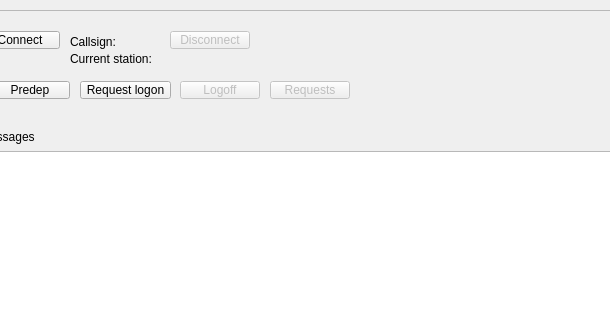
First picture: the form in tracking.ui, repository WiktorKociuba/VATATS, before the edit; both pictures show x 161 to 771 and y 0 to 320 of the 1200 by 800 pixel window.
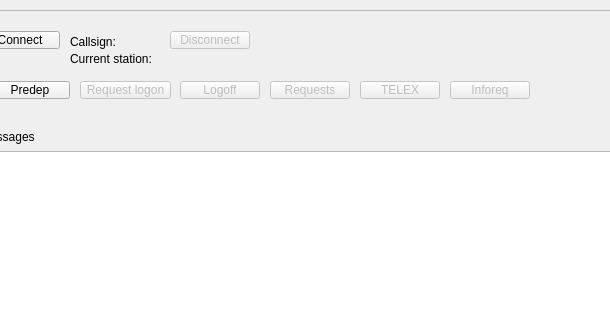
Second picture: the form after the edit. The open tabs and pages were chosen to show the change.

Commit message: Added inforeq and free telex messages

Diff of the .ui file:
```diff
--- a/tracking.ui
+++ b/tracking.ui
@@ -373,6 +373,9 @@
        </property>
       </widget>
       <widget class="QPushButton" name="logonPB">
+       <property name="enabled">
+        <bool>false</bool>
+       </property>
        <property name="geometry">
         <rect>
          <x>130</x>
@@ -414,6 +417,38 @@
         <string>Logoff</string>
        </property>
       </widget>
+      <widget class="QPushButton" name="telexPB">
+       <property name="enabled">
+        <bool>false</bool>
+       </property>
+       <property name="geometry">
+        <rect>
+         <x>410</x>
+         <y>60</y>
+         <width>80</width>
+         <height>18</height>
+        </rect>
+       </property>
+       <property name="text">
+        <string>TELEX</string>
+       </property>
+      </widget>
+      <widget class="QPushButton" name="inforeqPB">
+       <property name="enabled">
+        <bool>false</bool>
+       </property>
+       <property name="geometry">
+        <rect>
+         <x>500</x>
+         <y>60</y>
+         <width>80</width>
+         <height>18</height>
+        </rect>
+       </property>
+       <property name="text">
+        <string>Inforeq</string>
+       </property>
+      </widget>
      </widget>
      <widget class="QWidget" name="page_4"/>
      <widget class="QWidget" name="page_5">
```
The commit also changes 11 other files.
